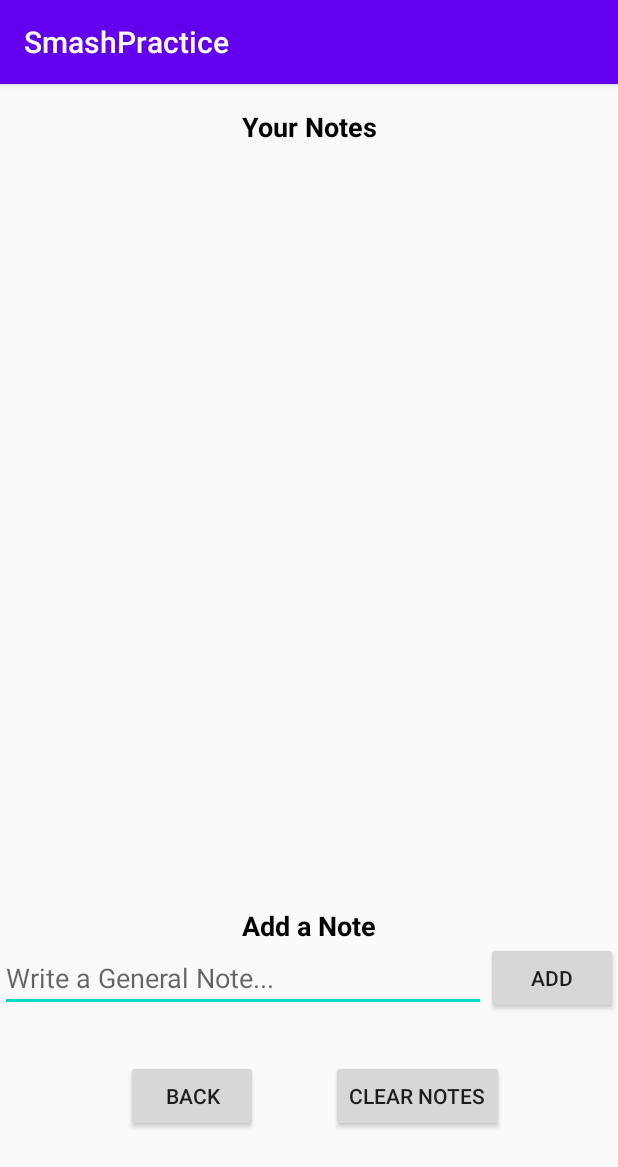
After one commit to zakhodgson1/Smashpractice, an Android app: the UserNotesActivity screen opened directly, with no data from a screen before it, on a phone screen of 412 x 824 dp. The commit adds this screen. Shown: the top 1167 px of the screen. Run offline under Robolectric (Android 15) with nearby library versions, the phone set to English and light mode, and no system bars.

Commit message:
Made template for notes screen

```diff
--- a/app/src/main/AndroidManifest.xml
+++ b/app/src/main/AndroidManifest.xml
@@ -15,7 +15,8 @@
         android:roundIcon="@mipmap/ic_launcher_round"
         android:supportsRtl="true"
         android:theme="@style/AppTheme">
-        <activity android:name=".RecordTwoActivity"></activity>
+        <activity android:name=".UserNotesActivity"></activity>
+        <activity android:name=".RecordTwoActivity" />
         <activity android:name=".RecordOneActivity" />
         <activity android:name=".YTPlayerActivity" />
         <activity android:name=".WatchActivity" />
--- a/app/src/main/java/com/example/smashpractice/ProfileActivity.java
+++ b/app/src/main/java/com/example/smashpractice/ProfileActivity.java
@@ -2,7 +2,6 @@
 
 import androidx.appcompat.app.AppCompatActivity;
 
-import android.app.Activity;
 import android.content.Intent;
 import android.util.Log;
 import android.view.MenuItem;
@@ -12,7 +11,6 @@
 import android.widget.TextView;
 
 import android.os.Bundle;
-import android.widget.Toast;
 
 import com.google.android.material.bottomnavigation.BottomNavigationView;
 import com.mongodb.client.model.Filters;
@@ -37,7 +35,7 @@
     ImageView profilePicture;
     Button mainB;
     Button logoutB;
-    Button statsB;
+    Button notesB;
     Button refreshB;
 
 
@@ -52,7 +50,7 @@
         profilePicture = findViewById(R.id.profilePic);
         mainB = findViewById(R.id.mainB);
         logoutB = findViewById(R.id.logoutB);
-        statsB = findViewById(R.id.statsB);
+        notesB = findViewById(R.id.notesB);
         refreshB = findViewById(R.id.refreshB);
 
         UserInfo user = (UserInfo) getApplication();
@@ -106,6 +104,12 @@
             }
         });
 
+        notesB.setOnClickListener(new View.OnClickListener() {
+            @Override
+            public void onClick(View v) {
+                startActivity(new Intent(getApplicationContext(), UserNotesActivity.class));
+            }
+        });
 
         logoutB.setOnClickListener(new View.OnClickListener() {
             @Override
--- /dev/null
+++ b/app/src/main/java/com/example/smashpractice/UserNotesActivity.java
@@ -0,0 +1,46 @@
+package com.example.smashpractice;
+
+import androidx.appcompat.app.AppCompatActivity;
+
+import android.content.Intent;
+import android.os.Bundle;
+import android.view.View;
+import android.widget.Button;
+import android.widget.EditText;
+import android.widget.ListView;
+
+public class UserNotesActivity extends AppCompatActivity {
+
+    Button backButton;
+    Button addButton;
+    EditText newNoteText;
+    ListView userNotes;
+    Button clearButton;
+
+    UserInfo user;
+
+    String email;
+    String TAG = "NotesActivity";
+
+    @Override
+    protected void onCreate(Bundle savedInstanceState) {
+        super.onCreate(savedInstanceState);
+        setContentView(R.layout.activity_user_notes);
+
+        backButton = findViewById(R.id.backToProfile);
+        newNoteText = findViewById(R.id.addNoteText);
+        addButton = findViewById(R.id.addNoteButton);
+        userNotes = findViewById(R.id.myNotes);
+        clearButton = findViewById(R.id.clearNotes);
+
+        user = (UserInfo) getApplication();
+        email = user.getEmail();
+
+        backButton.setOnClickListener(new View.OnClickListener() {
+            @Override
+            public void onClick(View v) {
+                startActivity(new Intent(getApplicationContext(), ProfileActivity.class));
+            }
+        });
+    }
+}
--- a/app/src/main/res/layout/activity_profile.xml
+++ b/app/src/main/res/layout/activity_profile.xml
@@ -77,11 +77,11 @@
         app:layout_constraintTop_toBottomOf="@+id/linearLayout">
 
         <Button
-            android:id="@+id/statsB"
+            android:id="@+id/notesB"
             android:layout_width="wrap_content"
             android:layout_height="wrap_content"
             android:padding="20dp"
-            android:text="View your Stats"
+            android:text="View your Notes"
             android:textColor="#000000
 " />
 
--- /dev/null
+++ b/app/src/main/res/layout/activity_user_notes.xml
@@ -0,0 +1,87 @@
+<?xml version="1.0" encoding="utf-8"?>
+<androidx.constraintlayout.widget.ConstraintLayout xmlns:android="http://schemas.android.com/apk/res/android"
+    xmlns:app="http://schemas.android.com/apk/res-auto"
+    xmlns:tools="http://schemas.android.com/tools"
+    android:layout_width="match_parent"
+    android:layout_height="match_parent"
+    tools:context=".UserNotesActivity">
+
+    <TextView
+        android:id="@+id/textView10"
+        android:layout_width="0dp"
+        android:layout_height="wrap_content"
+        android:layout_marginTop="16dp"
+        android:text="Your Notes"
+        android:textAlignment="center"
+        android:textColor="#000000"
+        android:textSize="18sp"
+        android:textStyle="bold"
+        app:layout_constraintEnd_toEndOf="parent"
+        app:layout_constraintHorizontal_bias="0.0"
+        app:layout_constraintStart_toStartOf="parent"
+        app:layout_constraintTop_toTopOf="parent" />
+
+    <ListView
+        android:id="@+id/myNotes"
+        android:layout_width="0dp"
+        android:layout_height="500dp"
+        android:layout_marginTop="8dp"
+        app:layout_constraintEnd_toEndOf="parent"
+        app:layout_constraintHorizontal_bias="0.0"
+        app:layout_constraintStart_toStartOf="parent"
+        app:layout_constraintTop_toBottomOf="@+id/textView10" />
+
+    <Button
+        android:id="@+id/addNoteButton"
+        android:layout_width="wrap_content"
+        android:layout_height="wrap_content"
+        android:text="ADD"
+        app:layout_constraintBottom_toBottomOf="@+id/addNoteText"
+        app:layout_constraintEnd_toEndOf="parent"
+        app:layout_constraintTop_toTopOf="@+id/addNoteText" />
+
+    <Button
+        android:id="@+id/backToProfile"
+        android:layout_width="wrap_content"
+        android:layout_height="wrap_content"
+        android:layout_marginStart="84dp"
+        android:layout_marginTop="32dp"
+        android:text="Back"
+        app:layout_constraintStart_toStartOf="parent"
+        app:layout_constraintTop_toBottomOf="@+id/addNoteText" />
+
+    <Button
+        android:id="@+id/clearNotes"
+        android:layout_width="wrap_content"
+        android:layout_height="wrap_content"
+        android:layout_marginEnd="76dp"
+        android:text="Clear Notes"
+        app:layout_constraintBottom_toBottomOf="@+id/backToProfile"
+        app:layout_constraintEnd_toEndOf="parent"
+        app:layout_constraintTop_toTopOf="@+id/backToProfile"
+        app:layout_constraintVertical_bias="1.0" />
+
+    <EditText
+        android:id="@+id/addNoteText"
+        android:layout_width="0dp"
+        android:layout_height="wrap_content"
+        android:ems="10"
+        android:hint="Write a General Note..."
+        android:inputType="textPersonName"
+        app:layout_constraintEnd_toStartOf="@+id/addNoteButton"
+        app:layout_constraintStart_toStartOf="parent"
+        app:layout_constraintTop_toBottomOf="@+id/textView14" />
+
+    <TextView
+        android:id="@+id/textView14"
+        android:layout_width="0dp"
+        android:layout_height="wrap_content"
+        android:text="Add a Note"
+        android:textAlignment="center"
+        android:textColor="#000000"
+        android:textSize="18sp"
+        android:textStyle="bold"
+        app:layout_constraintEnd_toEndOf="parent"
+        app:layout_constraintStart_toStartOf="parent"
+        app:layout_constraintTop_toBottomOf="@+id/myNotes" />
+</androidx.constraintlayout.widget.ConstraintLayout>
```
